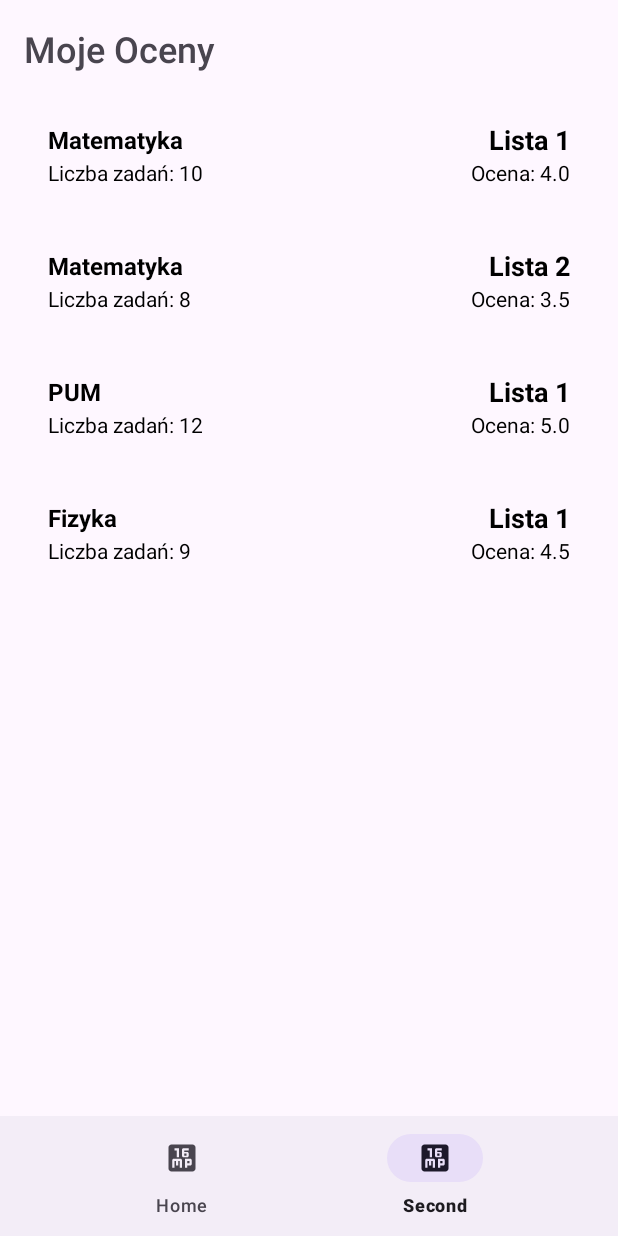
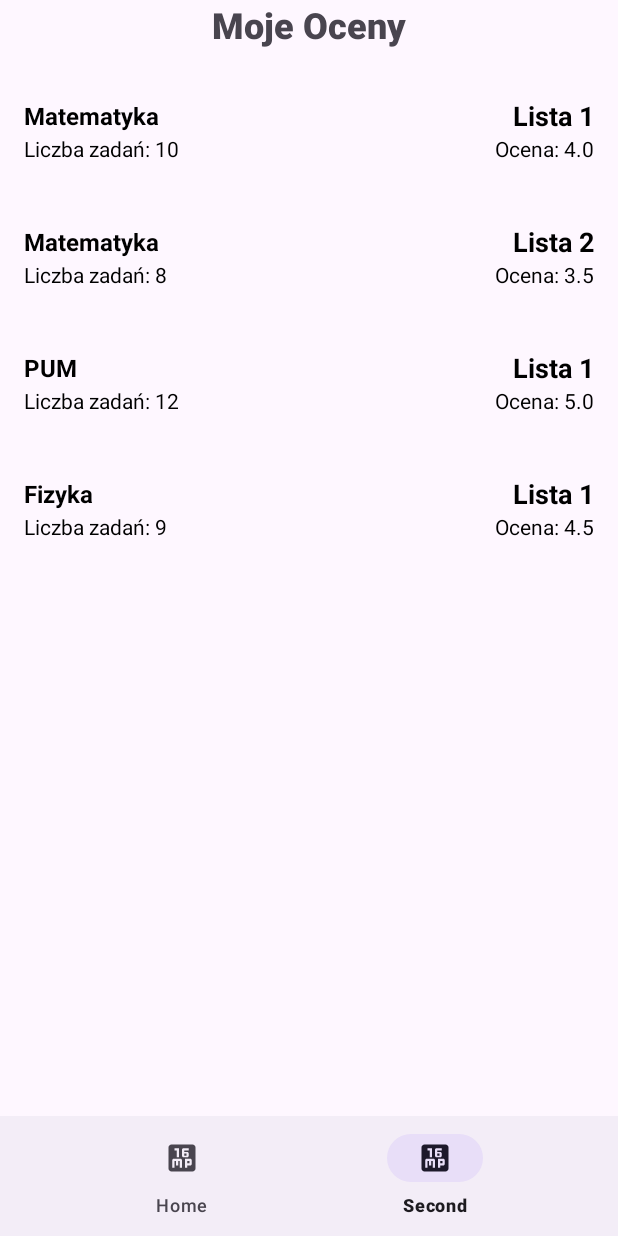
Before and after one commit to MrCarrot102/Programowanie-urz-dze-mobilnych, an Android app: the E2Fragment screen opened through its navigation route, on a phone screen of 412 x 824 dp. Run offline under Robolectric (Android 15) with nearby library versions, the phone set to English and light mode, and no system bars; our stand-ins replace navigation-ui; 1 statement that could not run was skipped.

Commit message:
naprawienie kilku błędów w fragmencie 2

```diff
--- a/Lista 3/app/src/main/java/com/example/lista_3_pum/E1Fragment.java
+++ b/Lista 3/app/src/main/java/com/example/lista_3_pum/E1Fragment.java
@@ -36,7 +36,7 @@ public class E1Fragment extends Fragment {
         taskList.add(new TaskList("Fizyka", 1, 5, 5));
         taskList.add(new TaskList("Fizyka", 2, 4.0, 3));
         // Ustawienie adaptera
-        taskListAdapter = new TaskListAdapter(taskList);
+        taskListAdapter = new TaskListAdapter(taskList);x
         recyclerView.setAdapter(taskListAdapter);
 
         return rootView;
--- a/Lista 3/app/src/main/res/layout/fragment_e2.xml
+++ b/Lista 3/app/src/main/res/layout/fragment_e2.xml
@@ -4,7 +4,7 @@
     android:layout_width="match_parent"
     android:layout_height="match_parent"
     android:orientation="vertical"
-    android:padding="16dp">
+    android:padding="0dp">
 
     <TextView
         android:id="@+id/titleTextView"
@@ -13,7 +13,9 @@
         android:text="Moje Oceny"
         android:textSize="24sp"
         android:fontFamily="sans-serif-medium"
-        android:paddingBottom="16dp" />
+        android:paddingBottom="16dp"
+        android:textStyle="bold"
+        android:layout_gravity="center" />
 
     <androidx.recyclerview.widget.RecyclerView
         android:id="@+id/recyclerViewTasks"
```
